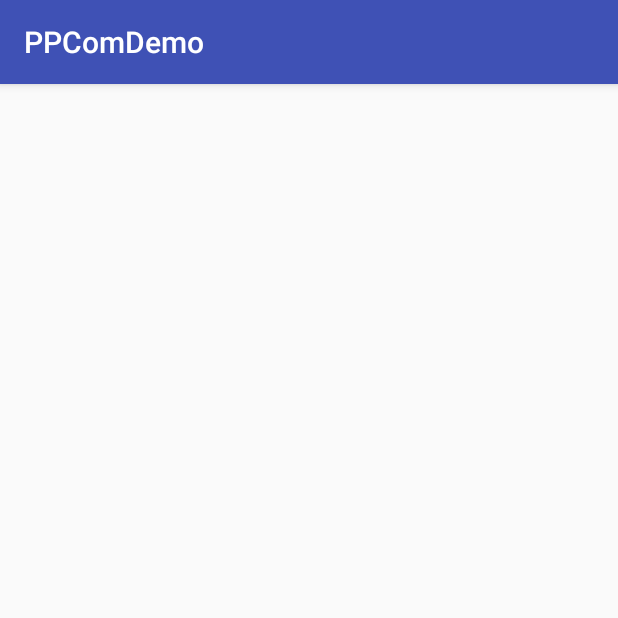
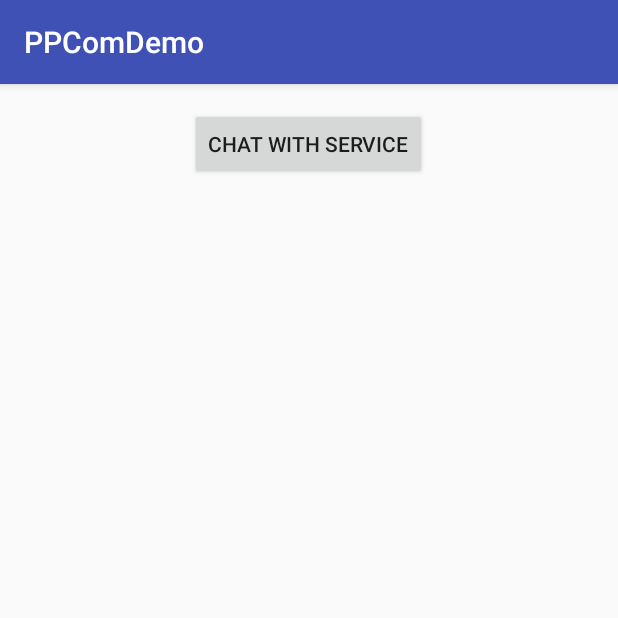
Before and after one commit to PPMESSAGE/ppcom-android-sdk, an Android app: the screen it shows after launch (MainActivity before the commit, GuideActivity after it), on a phone screen of 412 x 824 dp, the top half of it. Run offline under Robolectric (Android 15) with nearby library versions, the phone set to English and light mode, and no system bars; libraries missing offline, so code that uses them is left out: com.ppmessage.ppcomlib; 3 statements that could not run were skipped.

```diff
--- a/PPComDemo/app/src/main/java/com/ppmessage/ppcomdemo/App.java
+++ b/PPComDemo/app/src/main/java/com/ppmessage/ppcomdemo/App.java
@@ -31,7 +31,7 @@ public class App extends Application {
                 .setApiKey(TEST_API_KEY)
                 .setApiSecret(TEST_API_SECRET)
                 .setServerUrl(TEST_SERVER_URL)
-                .setInputHint("请输入问题具体描述")
+                .setInputHint("Any questions")
                 .setActionbarBackgroundColor(getResources().getColor(
                         android.R.color.holo_blue_dark))
                 .setActionbarTitleColor(Color.WHITE)
--- /dev/null
+++ b/PPComDemo/app/src/main/java/com/ppmessage/ppcomdemo/GuideActivity.java
@@ -0,0 +1,27 @@
+package com.ppmessage.ppcomdemo;
+
+import android.content.Intent;
+import android.support.v7.app.AppCompatActivity;
+import android.os.Bundle;
+import android.view.View;
+import android.widget.Button;
+
+public class GuideActivity extends AppCompatActivity {
+
+    private Button button;
+
+    @Override
+    protected void onCreate(Bundle savedInstanceState) {
+        super.onCreate(savedInstanceState);
+        setContentView(R.layout.activity_guide);
+
+        button = (Button) findViewById(R.id.button2);
+        button.setOnClickListener(new View.OnClickListener() {
+            @Override
+            public void onClick(View v) {
+                Intent intent = new Intent(GuideActivity.this, MainActivity.class);
+                startActivity(intent);
+            }
+        });
+    }
+}
--- /dev/null
+++ b/PPComDemo/app/src/main/res/layout/activity_guide.xml
@@ -0,0 +1,20 @@
+<?xml version="1.0" encoding="utf-8"?>
+<RelativeLayout xmlns:android="http://schemas.android.com/apk/res/android"
+    xmlns:tools="http://schemas.android.com/tools"
+    android:layout_width="match_parent"
+    android:layout_height="match_parent"
+    android:paddingBottom="@dimen/activity_vertical_margin"
+    android:paddingLeft="@dimen/activity_horizontal_margin"
+    android:paddingRight="@dimen/activity_horizontal_margin"
+    android:paddingTop="@dimen/activity_vertical_margin"
+    tools:context="com.ppmessage.ppcomdemo.GuideActivity">
+
+    <Button
+        style="?android:attr/buttonStyleSmall"
+        android:layout_width="wrap_content"
+        android:layout_height="wrap_content"
+        android:text="@string/chatting_with_service"
+        android:id="@+id/button2"
+        android:layout_alignParentTop="true"
+        android:layout_centerHorizontal="true" />
+</RelativeLayout>
--- a/PPComDemo/app/src/main/res/values/strings.xml
+++ b/PPComDemo/app/src/main/res/values/strings.xml
@@ -2,4 +2,5 @@
     <string name="app_name">PPComDemo</string>
     <string name="action_settings">Settings</string>
     <string name="title_activity_test_message">TestMessageActivity</string>
+    <string name="chatting_with_service">Chat with service</string>
 </resources>
```
Also changed, not shown: PPComDemo/app/src/main/AndroidManifest.xml (+8 -2 lines), PPComSDK/ppcomsdk/src/main/java/com/ppmessage/ppcomlib/services/PPComStartupHelper.java (+11 -0 lines), PPComSDK/ppcomsdk/src/main/java/com/ppmessage/ppcomlib/ui/ConversationsActivity.java (+11 -1 lines), PPMessageSDK/sdk/src/main/java/com/ppmessage/sdk/core/PPMessageSDK.java (+13 -2 lines), 1 other file.
